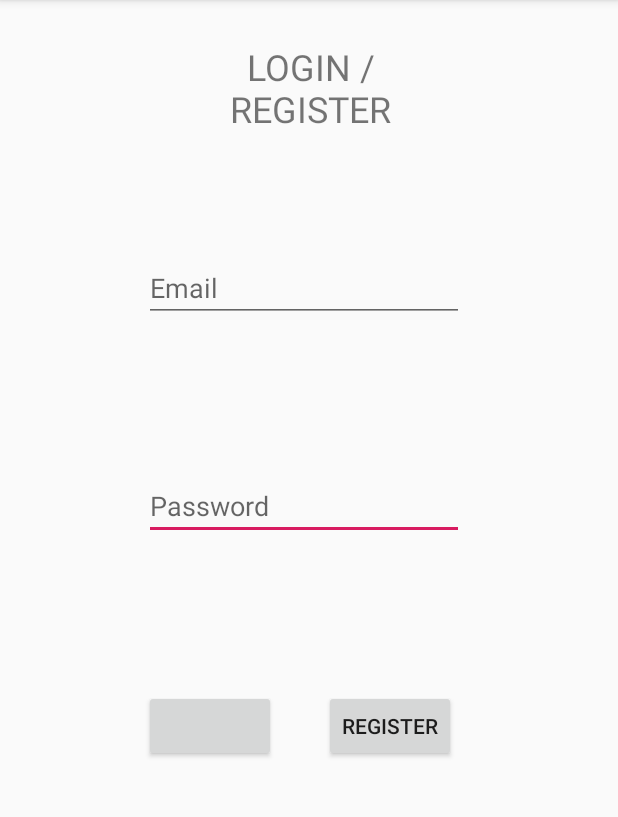
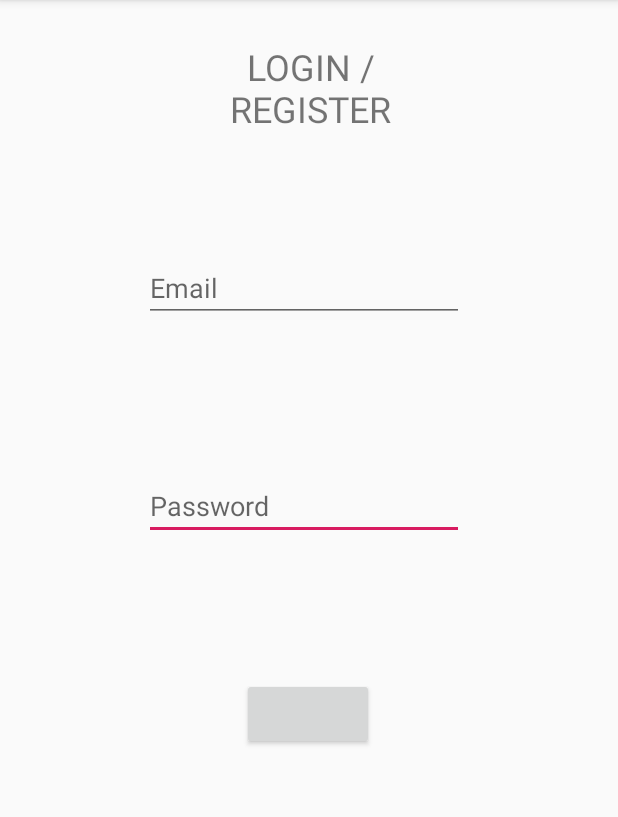
Before and after one commit to adriangc24/EndevinaNumero, an Android app: the screen it shows after launch (LoginActivity), on a phone screen of 412 x 824 dp, the part 84-901 px from its top. Run offline under Robolectric (Android 15) with nearby library versions, the phone set to English and light mode, and no system bars; our stand-ins replace Firebase (no records; nobody signed in at launch, a user with empty details on screens opened directly).

```diff
--- a/app/build.gradle
+++ b/app/build.gradle
@@ -26,4 +26,8 @@ dependencies {
     testImplementation 'junit:junit:4.12'
     androidTestImplementation 'androidx.test:runner:1.1.1'
     androidTestImplementation 'androidx.test.espresso:espresso-core:3.1.1'
+    implementation 'com.google.firebase:firebase-analytics:17.2.0'
+    implementation 'com.google.firebase:firebase-auth:19.1.0'
 }
+// bottom
+apply plugin: 'com.google.gms.google-services'
--- a/app/src/main/java/com/example/endevinanumero/LoginActivity.java
+++ b/app/src/main/java/com/example/endevinanumero/LoginActivity.java
@@ -3,12 +3,40 @@ package com.example.endevinanumero;
 import androidx.appcompat.app.AppCompatActivity;
 
 import android.os.Bundle;
+import android.view.View;
+import android.widget.EditText;
+import android.widget.Toast;
+
+import com.google.firebase.auth.FirebaseAuth;
+import com.google.firebase.auth.FirebaseUser;
 
 public class LoginActivity extends AppCompatActivity {
 
+    EditText etEmail, etPass;
+    private FirebaseAuth mAuth;
+
     @Override
     protected void onCreate(Bundle savedInstanceState) {
+        // ...
+        // Initialize Firebase Auth
+        mAuth = FirebaseAuth.getInstance();
         super.onCreate(savedInstanceState);
         setContentView(R.layout.activity_login);
+        etEmail = (EditText)findViewById(R.id.editText3);
+        etPass = (EditText)findViewById(R.id.editText2);
+
+
+            }
+    public void auth(View view) {
+        // Check if user is signed in (non-null) and update UI accordingly.
+        if(!etEmail.getText().toString().isEmpty()&&!etPass.getText().toString().isEmpty()) {
+            FirebaseUser currentUser = mAuth.getCurrentUser();
+        }
+        else {
+            Toast.makeText(this,"ERROR: 1 o mas campos vacíos",Toast.LENGTH_LONG).show();
+        }
+
+
     }
+
 }
--- a/app/src/main/res/layout/activity_login.xml
+++ b/app/src/main/res/layout/activity_login.xml
@@ -34,21 +34,14 @@
         android:id="@+id/button2"
         android:layout_width="wrap_content"
         android:layout_height="wrap_content"
-        android:layout_marginStart="96dp"
-        android:layout_marginTop="100dp"
+        android:layout_marginStart="128dp"
+        android:layout_marginTop="92dp"
+        android:onClick="auth"
+        app:layout_constraintEnd_toEndOf="parent"
+        app:layout_constraintHorizontal_bias="0.169"
         app:layout_constraintStart_toStartOf="parent"
         app:layout_constraintTop_toBottomOf="@+id/editText2"
         tools:text="@string/buttonLogin" />
-
-    <Button
-        android:id="@+id/button3"
-        android:layout_width="wrap_content"
-        android:layout_height="wrap_content"
-        android:layout_marginTop="100dp"
-        android:layout_marginEnd="108dp"
-        android:text="@string/buttonRegister"
-        app:layout_constraintEnd_toEndOf="parent"
-        app:layout_constraintTop_toBottomOf="@+id/editText2" />
 
     <TextView
         android:id="@+id/textView2"
--- a/build.gradle
+++ b/build.gradle
@@ -6,8 +6,10 @@ buildscript {
         jcenter()
 
     }
+
     dependencies {
         classpath 'com.android.tools.build:gradle:3.5.0'
+        classpath 'com.google.gms:google-services:4.3.2'
 
         // NOTE: Do not place your application dependencies here; they belong
         // in the individual module build.gradle files
```
Also changed, not shown: 1 other file.
